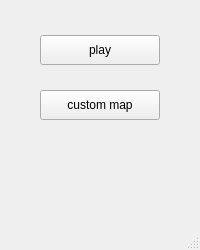
axwl03/2018-pd2-Project2, file sudoku/menu.ui: the form before one commit.
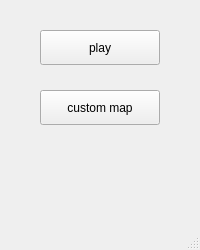
The form after the commit.

```diff
--- a/sudoku/menu.ui
+++ b/sudoku/menu.ui
@@ -18,9 +18,9 @@
     <property name="geometry">
      <rect>
       <x>40</x>
-      <y>35</y>
+      <y>30</y>
       <width>120</width>
-      <height>30</height>
+      <height>35</height>
      </rect>
     </property>
     <property name="text">
@@ -33,7 +33,7 @@
       <x>40</x>
       <y>90</y>
       <width>120</width>
-      <height>30</height>
+      <height>35</height>
      </rect>
     </property>
     <property name="text">
```
Left out of the diff: 2 changed lines with no effect on the pictures.
